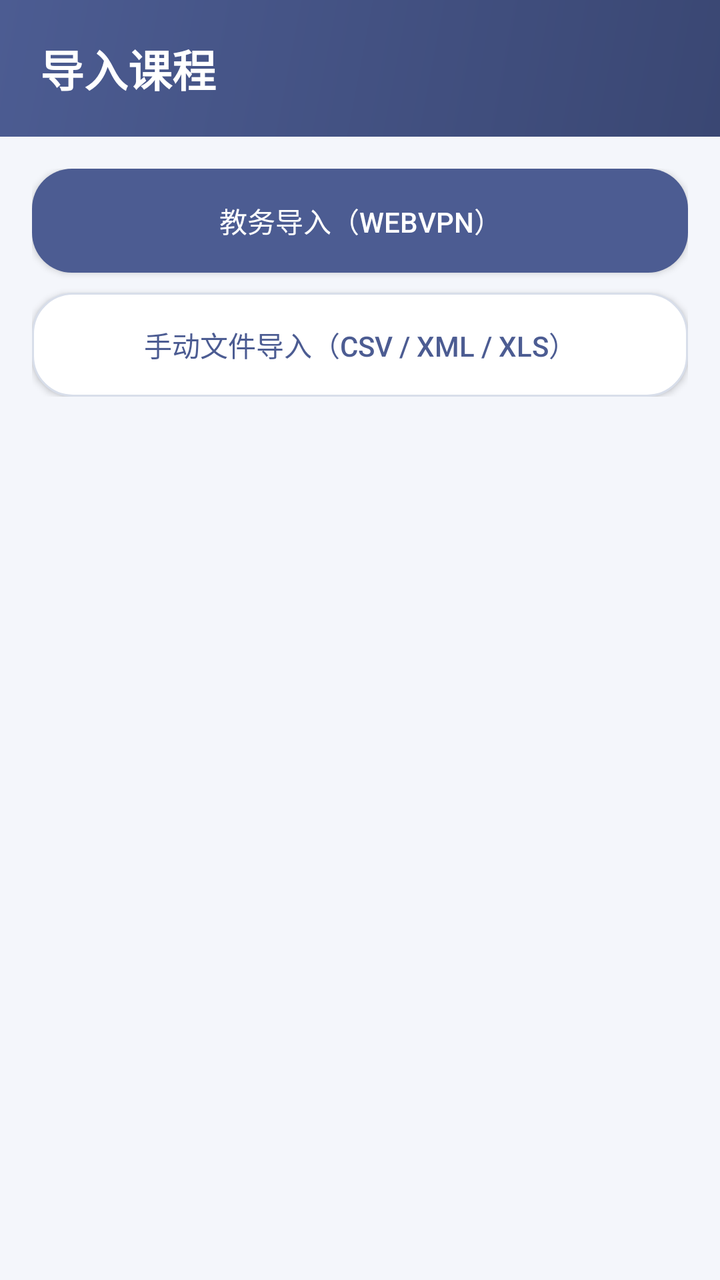
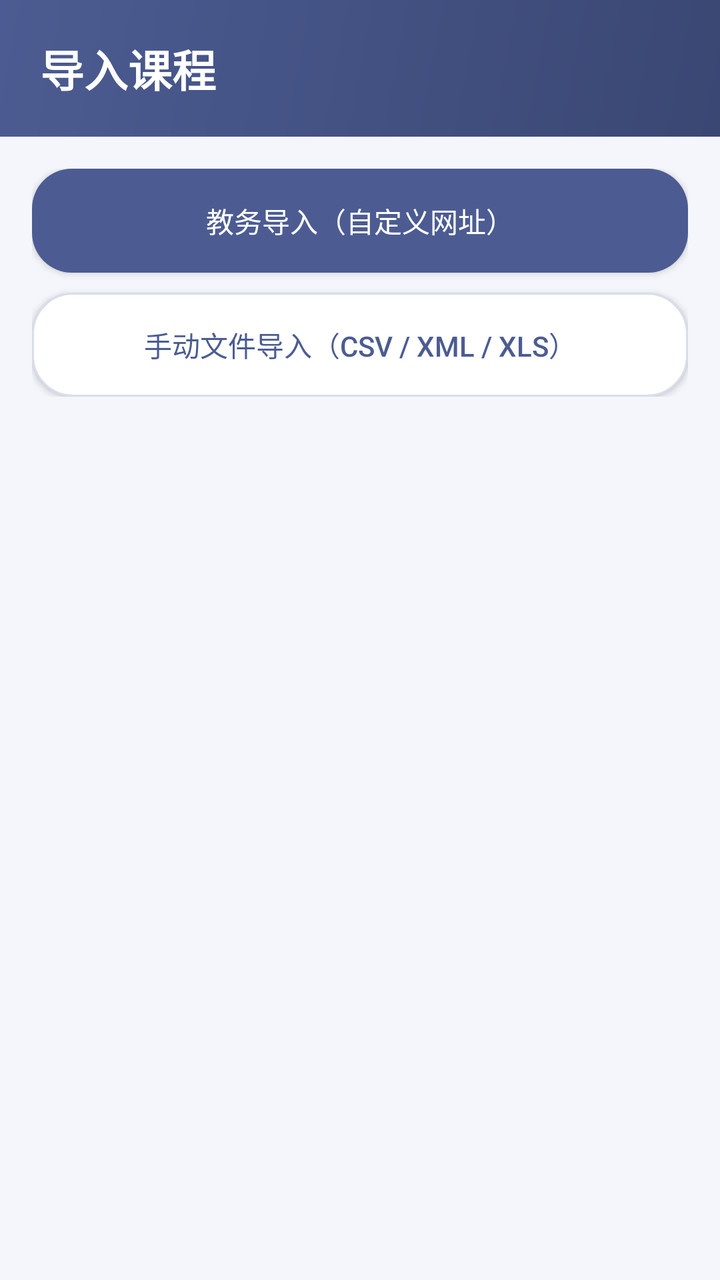

Two renders of the same Android screen: before a commit and after it. Below are the layout's source before the change and the commit's diff.
<!-- AndroidManifest.xml: application theme Theme.QingKebiao -->
<!-- res/layout/activity_import.xml -->
<?xml version="1.0" encoding="utf-8"?>
<LinearLayout xmlns:android="http://schemas.android.com/apk/res/android"
    android:orientation="vertical"
    android:background="#F4F6FB"
    android:layout_width="match_parent"
    android:layout_height="match_parent">

    <LinearLayout
        android:orientation="vertical"
        android:background="@drawable/bg_header"
        android:paddingLeft="20dp"
        android:paddingRight="20dp"
        android:paddingTop="18dp"
        android:paddingBottom="18dp"
        android:layout_width="match_parent"
        android:layout_height="wrap_content">
        <TextView
            android:text="导入课程"
            android:textColor="#FFFFFF"
            android:textSize="22sp"
            android:textStyle="bold"
            android:layout_width="wrap_content"
            android:layout_height="wrap_content" />
    </LinearLayout>

    <LinearLayout
        android:orientation="vertical"
        android:padding="16dp"
        android:layout_width="match_parent"
        android:layout_height="wrap_content">
        <Button
            android:id="@+id/btn_web"
            android:text="教务导入（WebVPN）"
            android:textColor="#FFFFFF"
            android:background="@drawable/bg_button_dark"
            android:layout_width="match_parent"
            android:layout_height="52dp"
            android:layout_marginBottom="10dp" />
        <Button
            android:id="@+id/btn_file"
            android:text="手动文件导入（CSV / XML / XLS）"
            android:textColor="#4C5C92"
            android:background="@drawable/bg_button_secondary"
            android:layout_width="match_parent"
            android:layout_height="52dp" />
    </LinearLayout>
</LinearLayout>
<!-- resources referenced by this layout -->
<resources>
  <!-- drawable bg_button_dark (drawable) -->
  <shape xmlns:android="http://schemas.android.com/apk/res/android">
      <solid android:color="#4C5C92" />
      <corners android:radius="20dp" />
  </shape>
  <!-- drawable bg_button_secondary (drawable) -->
  <shape xmlns:android="http://schemas.android.com/apk/res/android">
      <solid android:color="#FFFFFF" />
      <corners android:radius="20dp" />
      <stroke android:width="1dp" android:color="#D8DEEA" />
  </shape>
  <!-- drawable bg_header (drawable) -->
  <shape xmlns:android="http://schemas.android.com/apk/res/android">
      <gradient
          android:startColor="#4C5C92"
          android:endColor="#3A4773"
          android:angle="315" />
  </shape>
  <style name="Theme.QingKebiao" parent="@android:style/Theme.Material.Light.NoActionBar">
          <item name="android:colorPrimary">#4C5C92</item>
          <item name="android:colorAccent">#FF6D3D</item>
          <item name="android:windowBackground">#F4F6FB</item>
          <item name="android:navigationBarColor">#FFFFFF</item>
          <item name="android:statusBarColor">#3A4773</item>
          <item name="android:textColorPrimary">#2D3142</item>
      </style>
</resources>

<!-- the commit's change to res/layout/activity_import.xml (unified diff, before → after) -->
@@ -30,7 +30,7 @@
         android:layout_height="wrap_content">
         <Button
             android:id="@+id/btn_web"
-            android:text="教务导入（WebVPN）"
+            android:text="教务导入（自定义网址）"
             android:textColor="#FFFFFF"
             android:background="@drawable/bg_button_dark"
             android:layout_width="match_parent"
